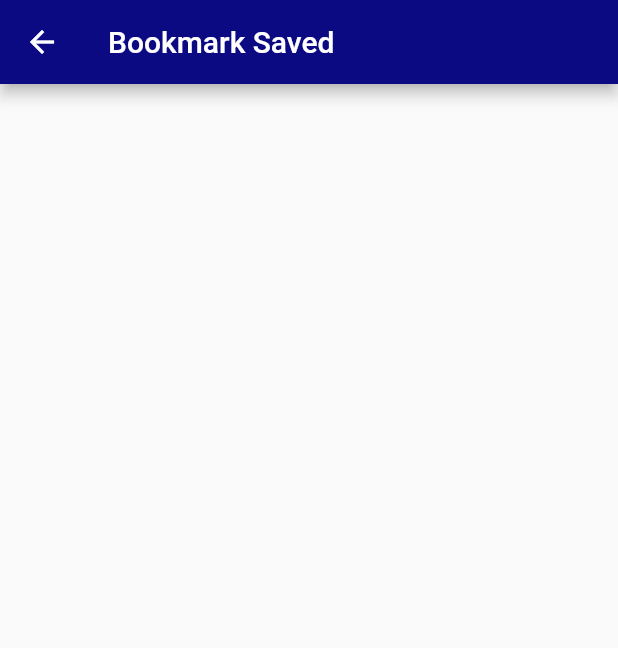
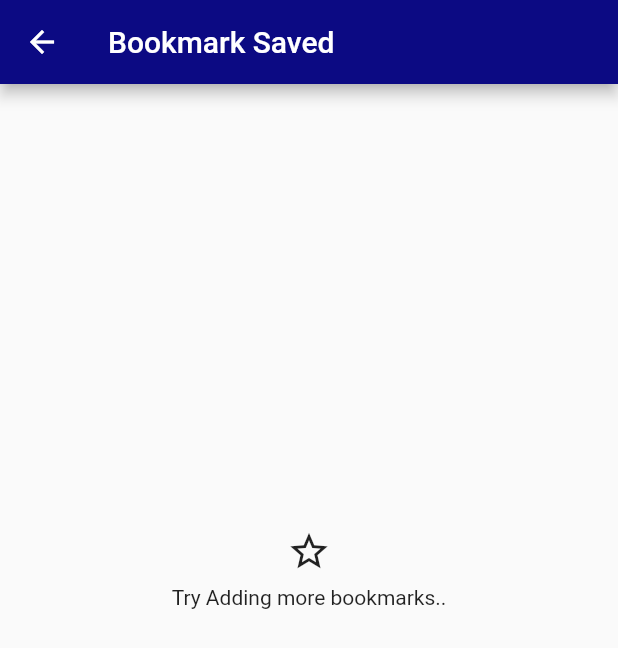
Before and after one commit to Ndi7484/flutter_startup_bisa_mekanikku, a Flutter app: the BottomNavigationPage screen opened directly, after a tap on the "star border" icon, on a phone screen of 412 x 824 dp. Shown: the top 648 px of the screen. Run offline on Flutter 3.47's test engine with Material 3 defaults, Android fonts, the phone set to English and light mode, and no system bars; our stand-ins replace carousel_slider, dio, flutter_secure_storage; accounts and stored records are empty; network calls fail.

Commit message:
add appbar and body, bottomnav

```diff
--- a/lib/providers/bookmark_provider.dart
+++ b/lib/providers/bookmark_provider.dart
@@ -6,9 +6,11 @@ class BookmarkProvider extends ChangeNotifier {
 
   void savedBookmark(Result value) {
     savedPerson.add(value);
+    notifyListeners();
   }
 
   void removeBookmark(Result value) {
     savedPerson.remove(value);
+    notifyListeners();
   }
 }
--- /dev/null
+++ b/lib/providers/menu_provider.dart
@@ -0,0 +1,5 @@
+import 'package:flutter/material.dart';
+
+class MenuProvider extends ChangeNotifier{
+
+}
--- a/lib/providers/ui_settings_provider.dart
+++ b/lib/providers/ui_settings_provider.dart
@@ -33,7 +33,7 @@ class UiSettingsProvider extends ChangeNotifier {
     final data = await helper.getLocation();
     List<loc.Location> data_item = loc.locationFromJson(data);
     _items = List.generate(data_item.length, (index) => data_item[index].name);
-    selectedValue ??= _items[0];
+    selectedValue ??= _items[1];
     return data_item;
   }
 
--- a/lib/ui/bookmark_page.dart
+++ b/lib/ui/bookmark_page.dart
@@ -17,15 +17,31 @@ class BookmarkPage extends StatelessWidget {
       body: Padding(
         padding: const EdgeInsets.all(8.0),
         child: SingleChildScrollView(
-          child: Column(
-            children: List.generate(
+          child: Column(children: [
+            if (provBook.savedPerson.isEmpty)
+              SizedBox(
+                height: MediaQuery.of(context).size.height * 0.35,
+              ),
+            if (provBook.savedPerson.isEmpty)
+              const Center(
+                child: Column(
+                  children: [
+                    Icon(Icons.star_border,size: 30,),
+                    SizedBox(
+                      height: 8,
+                    ),
+                    Text('Try Adding more bookmarks..')
+                  ],
+                ),
+              ),
+            ...List.generate(
               provBook.savedPerson.length,
               (index) => MechanicCard(
                 result: provBook.savedPerson[index],
                 bookmark_page: true,
               ),
             ),
-          ),
+          ]),
         ),
       ),
     );
--- a/lib/ui/bottom_navigation_page.dart
+++ b/lib/ui/bottom_navigation_page.dart
@@ -1,5 +1,8 @@
 import 'package:flutter/material.dart';
-import 'package:flutter_mekanikku/ui/main_page/main_page.dart';
+import 'package:flutter_mekanikku/ui/main_page/main_page_appbar.dart';
+import 'package:flutter_mekanikku/ui/main_page/main_page_body.dart';
+import 'package:flutter_mekanikku/ui/menu_page/all_menu_appbar.dart';
+import 'package:flutter_mekanikku/ui/menu_page/all_menu_page.dart';
 
 class BottomNavigationPage extends StatefulWidget {
   const BottomNavigationPage({super.key});
@@ -9,32 +12,53 @@ class BottomNavigationPage extends StatefulWidget {
 }
 
 class _BottomNavigationPageState extends State<BottomNavigationPage> {
+  ScrollController scrollControllerMainPage = ScrollController();
+  double offsetMainPage = 0.0;
   int _selectedIndex = 0;
+  // bool dark_mode = true;
 
-  // @override
-  // void initState() {
-  //   super.initState();
-  //   _selectedIndex = widget
-  //       .selectNext; // Assign the value from widget.selectNext to _selectedIndex
-  // }
+  @override
+  void initState() {
+    super.initState();
+    scrollControllerMainPage.addListener(_scrollListener);
+  }
 
-  final List<String> _appBarContent = [
-    'Main',
-    'Menu',
-    'DRS News',
-  ];
-  final List<dynamic> _bodyFill = [
-    const MainPage(),
-    // const MenuPage(),
-    // const PointsPage(),
-    // const PromoPage(),
-    // const OrdersPage(),
-  ];
+  // Define a method to handle scroll events
+  void _scrollListener() {
+    setState(() {
+      offsetMainPage = scrollControllerMainPage.offset;
+    });
+  }
+
+  PreferredSizeWidget? _appBarFunc() {
+    if (_selectedIndex == 0) {
+      return MainPageAppbar(
+        offset: offsetMainPage,
+      );
+    } else if (_selectedIndex == 1) {
+      return AllMenuAppbar();
+    } else if (_selectedIndex == 2) {
+      MainPageAppbar(
+        offset: offsetMainPage,
+      );
+    }
+    return null;
+  }
 
   @override
   Widget build(BuildContext context) {
     return Scaffold(
-      body: _bodyFill[_selectedIndex],
+      extendBodyBehindAppBar: true,
+      appBar: _appBarFunc(),
+      body: switch (_selectedIndex) {
+        0 => MainPageBody(
+            offset: offsetMainPage,
+            scrollController: scrollControllerMainPage,
+          ),
+        1 => const AllMenuPage(),
+        // TODO: Handle this case.
+        int() => null,
+      },
       bottomNavigationBar: BottomNavigationBar(
         items: const <BottomNavigationBarItem>[
           BottomNavigationBarItem(
@@ -48,7 +72,9 @@ class _BottomNavigationPageState extends State<BottomNavigationPage> {
         selectedItemColor: Theme.of(context).colorScheme.primary,
         unselectedItemColor: Theme.of(context).colorScheme.secondary,
         onTap: (index) {
-          _selectedIndex = index;
+          setState(() {
+            _selectedIndex = index;
+          });
         },
       ),
     );
--- a/lib/ui/logo_page.dart
+++ b/lib/ui/logo_page.dart
@@ -1,7 +1,8 @@
 import 'package:flutter/material.dart';
 import 'package:flutter_mekanikku/providers/auth_provider.dart';
+import 'package:flutter_mekanikku/ui/bottom_navigation_page.dart';
 import 'package:flutter_mekanikku/ui/login_page.dart';
-import 'package:flutter_mekanikku/ui/main_page/main_page.dart';
+// import 'package:flutter_mekanikku/ui/main_page/main_page.dart';
 import 'package:provider/provider.dart';
 
 class LogoPage extends StatelessWidget {
@@ -26,7 +27,7 @@ class LogoPage extends StatelessWidget {
                   Navigator.pushReplacement(
                     context,
                     MaterialPageRoute(
-                      builder: (context) => const MainPage(),
+                      builder: (context) => const BottomNavigationPage(),
                     ),
                   );
                 });
--- a/lib/ui/main_page/main_page.dart
+++ b/lib/ui/main_page/main_page.dart
@@ -1,42 +1,43 @@
-import 'package:flutter/material.dart';
-import 'package:flutter_mekanikku/ui/main_page/widgets/main_page_appbar.dart';
-import 'package:flutter_mekanikku/ui/main_page/widgets/main_page_body.dart';
+// import 'package:flutter/material.dart';
+// import 'package:flutter_mekanikku/ui/main_page/widgets/main_page_appbar.dart';
+// import 'package:flutter_mekanikku/ui/main_page/widgets/main_page_body.dart';
 
-class MainPage extends StatefulWidget {
-  const MainPage({super.key});
+// class MainPage extends StatefulWidget {
+//   const MainPage({super.key});
 
-  @override
-  State<MainPage> createState() => _MainPageState();
-}
+//   @override
+//   State<MainPage> createState() => _MainPageState();
+// }
 
-class _MainPageState extends State<MainPage> {
-  ScrollController scrollController = ScrollController();
-  double offset = 0.0;
-  // bool dark_mode = true;
-  @override
-  void initState() {
-    super.initState();
-    scrollController.addListener(_scrollListener);
-  }
+// class _MainPageState extends State<MainPage> {
+//   ScrollController scrollController = ScrollController();
+//   double offset = 0.0;
+//   // bool dark_mode = true;
+//   @override
+//   void initState() {
+//     super.initState();
+//     scrollController.addListener(_scrollListener);
+//   }
 
-  // Define a method to handle scroll events
-  void _scrollListener() {
-    setState(() {
-      offset = scrollController.offset;
-    });
-  }
+//   // Define a method to handle scroll events
+//   void _scrollListener() {
+//     setState(() {
+//       offset = scrollController.offset;
+//     });
+//   }
 
-  @override
-  Widget build(BuildContext context) {
-    return Scaffold(
-      extendBodyBehindAppBar: true,
-      appBar: MainPageAppbar(
-        offset: offset,
-      ),
-      body: MainPageBody(
-        offset: offset,
-        scrollController: scrollController,
-      ),
-    );
-  }
-}
+//   @override
+//   Widget build(BuildContext context) {
+//     return Scaffold(
+//       extendBodyBehindAppBar: true,
+//       extendBody: true,
+//       appBar: MainPageAppbar(
+//         offset: offset,
+//       ),
+//       body: MainPageBody(
+//         offset: offset,
+//         scrollController: scrollController,
+//       ),
+//     );
+//   }
+// }
--- a/lib/ui/main_page/widgets/main_page_appbar.dart
+++ b/lib/ui/main_page/main_page_appbar.dart
@@ -23,7 +23,6 @@ class _MainPageAppbarState extends State<MainPageAppbar> {
     final authProv = Provider.of<AuthProvider>(context);
 
     return AppBar(
-      toolbarHeight: 75,
       elevation: (widget.offset > 10) ? 7 : 0,
       title: Padding(
         padding: const EdgeInsets.only(left: 8.0),
--- a/lib/ui/menu_page/all_menu_page.dart
+++ b/lib/ui/menu_page/all_menu_page.dart
@@ -12,7 +12,9 @@ class _AllMenuPageState extends State<AllMenuPage> {
   Widget build(BuildContext context) {
     return SingleChildScrollView(
       child: Column(
-        children: [],
+        children: [
+
+        ],
       ),
     );
   }
--- a/lib/ui/register_page.dart
+++ b/lib/ui/register_page.dart
@@ -2,8 +2,8 @@
 
 import 'package:flutter/material.dart';
 import 'package:flutter_mekanikku/providers/auth_provider.dart';
+import 'package:flutter_mekanikku/ui/bottom_navigation_page.dart';
 import 'package:flutter_mekanikku/ui/login_page.dart';
-import 'package:flutter_mekanikku/ui/main_page/main_page.dart';
 import 'package:provider/provider.dart';
 
 class RegisterPage extends StatelessWidget {
@@ -22,7 +22,7 @@ class RegisterPage extends StatelessWidget {
         Navigator.pushAndRemoveUntil(
             context,
             MaterialPageRoute(
-              builder: (context) => const MainPage(),
+              builder: (context) => const BottomNavigationPage(),
             ),
             (route) => false);
       });
```
Also changed, not shown: lib/ui/menu_page/all_menu_appbar.dart (added, +44 -0 lines), lib/ui/widgets/mechanic_card.dart (+13 -2 lines), lib/ui/main_page/main_page_body.dart (renamed from lib/ui/main_page/widgets/main_page_body.dart).
